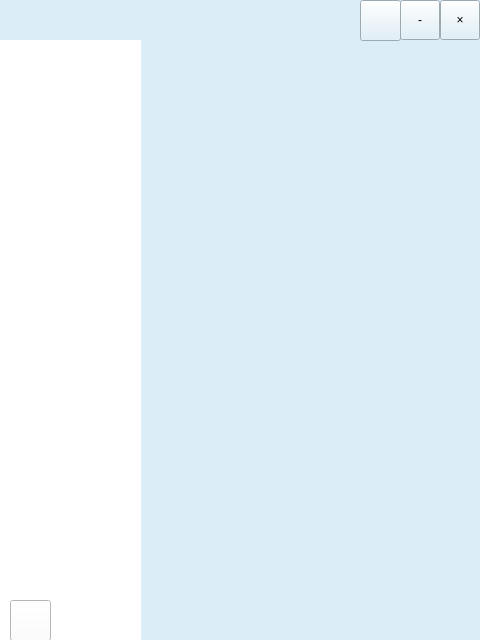
This is client/ui/mainwindow.ui in pechpo/What-s-up as Qt 5 draws it before an edit. The edited form follows.
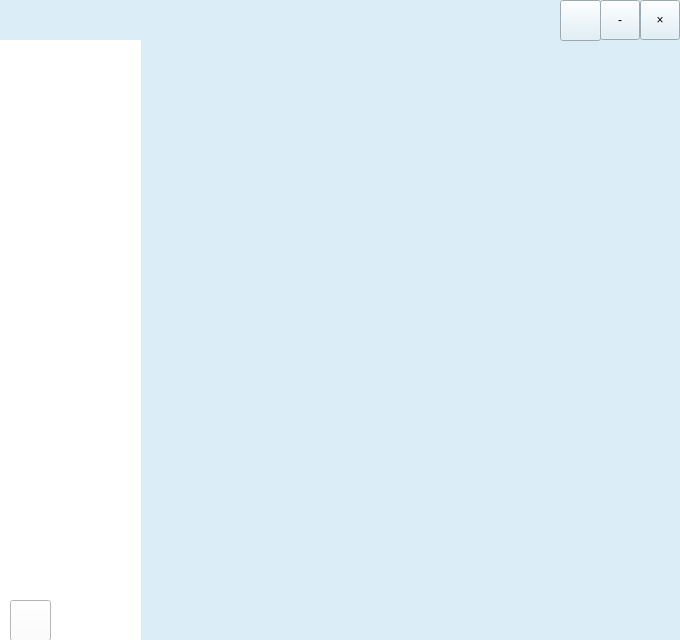
This is the edited form. Icons and pictures are not drawn.

```diff
--- a/client/ui/mainwindow.ui
+++ b/client/ui/mainwindow.ui
@@ -6,7 +6,7 @@
    <rect>
     <x>0</x>
     <y>0</y>
-    <width>480</width>
+    <width>680</width>
     <height>640</height>
    </rect>
   </property>
@@ -21,7 +21,7 @@
     <rect>
      <x>0</x>
      <y>0</y>
-     <width>481</width>
+     <width>711</width>
      <height>641</height>
     </rect>
    </property>
@@ -31,7 +31,7 @@
    <widget class="QToolButton" name="minimizeButton">
     <property name="geometry">
      <rect>
-      <x>400</x>
+      <x>600</x>
       <y>0</y>
       <width>40</width>
       <height>40</height>
@@ -44,7 +44,7 @@
    <widget class="QToolButton" name="closeButton">
     <property name="geometry">
      <rect>
-      <x>440</x>
+      <x>640</x>
       <y>0</y>
       <width>40</width>
       <height>40</height>
@@ -63,7 +63,7 @@
    <widget class="QToolButton" name="settingButton">
     <property name="geometry">
      <rect>
-      <x>360</x>
+      <x>560</x>
       <y>0</y>
       <width>41</width>
       <height>41</height>
```
